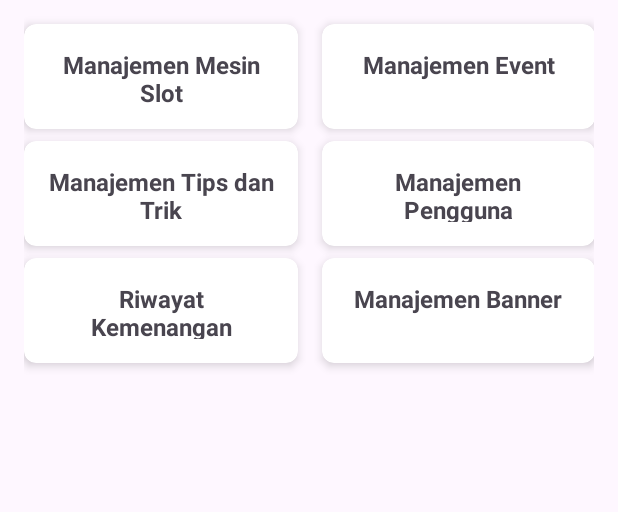
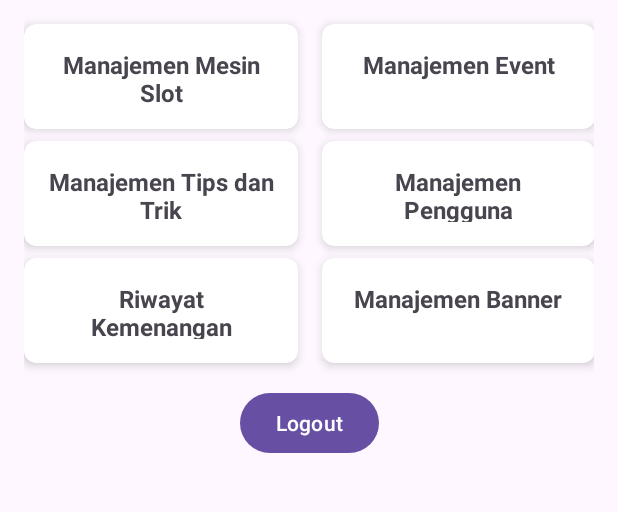
Before and after one commit to ariel-naviandana/UTP-PAM, an Android app: the HomeAdminActivity screen opened directly, with no data from a screen before it, on a phone screen of 412 x 824 dp, the part 73-585 px from its top. Run offline under Robolectric (Android 15) with nearby library versions, the phone set to English and light mode, and no system bars.

Commit message:
tambah tombol logout

```diff
--- a/app/src/main/res/layout/activity_home_admin.xml
+++ b/app/src/main/res/layout/activity_home_admin.xml
@@ -179,4 +179,14 @@
 
     </androidx.cardview.widget.CardView>
 
+    <Button
+        android:id="@+id/btnLogout"
+        android:layout_width="wrap_content"
+        android:layout_height="wrap_content"
+        android:text="Logout"
+        android:layout_marginTop="16dp"
+        app:layout_constraintTop_toBottomOf="@id/cardBanner"
+        app:layout_constraintStart_toStartOf="parent"
+        app:layout_constraintEnd_toEndOf="parent" />
+
 </androidx.constraintlayout.widget.ConstraintLayout>
```
Also changed, not shown: app/src/main/java/com/example/hercules77/HomeActivity.java (+17 -0 lines), app/src/main/java/com/example/hercules77/HomeAdminActivity.java (+16 -0 lines), app/src/main/res/layout/activity_home.xml (+11 -1 lines).
